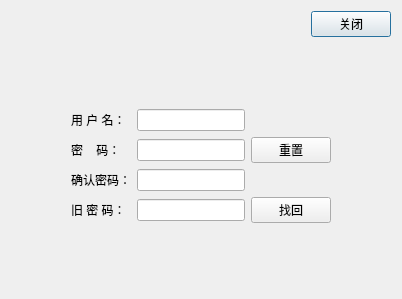
This is play/LoveDiary/forgetpassword.ui in Maxwrt/Program as Qt 5 draws it before an edit. The edited form follows.
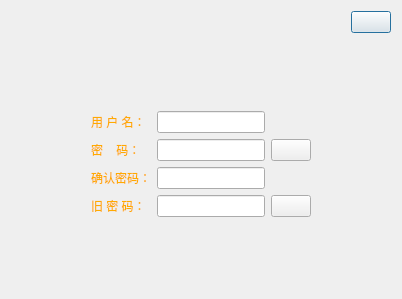
This is the edited form. Icons and pictures are not drawn.

Patch:
```diff
--- a/play/LoveDiary/forgetpassword.ui
+++ b/play/LoveDiary/forgetpassword.ui
@@ -32,13 +32,23 @@
      <item>
       <widget class="QPushButton" name="pushButton_3">
        <property name="sizePolicy">
-        <sizepolicy hsizetype="Fixed" vsizetype="Fixed">
+        <sizepolicy hsizetype="Preferred" vsizetype="Preferred">
          <horstretch>0</horstretch>
          <verstretch>0</verstretch>
         </sizepolicy>
        </property>
+       <property name="whatsThis">
+        <string>&lt;!DOCTYPE HTML PUBLIC &quot;-//W3C//DTD HTML 4.0//EN&quot; &quot;http://www.w3.org/TR/REC-html40/strict.dtd&quot;&gt;
+&lt;html&gt;&lt;head&gt;&lt;meta name=&quot;qrichtext&quot; content=&quot;1&quot; /&gt;&lt;style type=&quot;text/css&quot;&gt;
+p, li { white-space: pre-wrap; }
+&lt;/style&gt;&lt;/head&gt;&lt;body style=&quot; font-family:'SimSun'; font-size:9pt; font-weight:400; font-style:normal;&quot;&gt;
+&lt;p style=&quot; margin-top:0px; margin-bottom:0px; margin-left:0px; margin-right:0px; -qt-block-indent:0; text-indent:0px;&quot;&gt;&lt;span style=&quot; color:#ff0000;&quot;&gt;关闭&lt;/span&gt;&lt;/p&gt;&lt;/body&gt;&lt;/html&gt;</string>
+       </property>
+       <property name="styleSheet">
+        <string notr="true">border-image: url(:/config/close.png);</string>
+       </property>
        <property name="text">
-        <string>关闭</string>
+        <string/>
        </property>
       </widget>
      </item>
@@ -74,6 +84,9 @@
     <layout class="QGridLayout" name="gridLayout">
      <item row="0" column="0">
       <widget class="QLabel" name="label">
+       <property name="styleSheet">
+        <string notr="true">color:rgb(255, 170, 0)</string>
+       </property>
        <property name="text">
         <string>用 户 名：</string>
        </property>
@@ -84,6 +97,9 @@
      </item>
      <item row="1" column="0">
       <widget class="QLabel" name="label_2">
+       <property name="styleSheet">
+        <string notr="true">color: rgb(255, 170, 0);</string>
+       </property>
        <property name="text">
         <string>密    码：</string>
        </property>
@@ -94,13 +110,28 @@
      </item>
      <item row="1" column="2">
       <widget class="QPushButton" name="pushButton">
+       <property name="sizePolicy">
+        <sizepolicy hsizetype="Preferred" vsizetype="Preferred">
+         <horstretch>0</horstretch>
+         <verstretch>0</verstretch>
+        </sizepolicy>
+       </property>
+       <property name="toolTip">
+        <string>&lt;html&gt;&lt;head/&gt;&lt;body&gt;&lt;p&gt;重置密码&lt;/p&gt;&lt;/body&gt;&lt;/html&gt;</string>
+       </property>
+       <property name="styleSheet">
+        <string notr="true">border-image: url(:/config/reset.png);</string>
+       </property>
        <property name="text">
-        <string>重置</string>
+        <string/>
        </property>
       </widget>
      </item>
      <item row="2" column="0">
       <widget class="QLabel" name="label_3">
+       <property name="styleSheet">
+        <string notr="true">color: rgb(255, 170, 0);</string>
+       </property>
        <property name="text">
         <string>确认密码：</string>
        </property>
@@ -111,6 +142,9 @@
      </item>
      <item row="3" column="0">
       <widget class="QLabel" name="label_4">
+       <property name="styleSheet">
+        <string notr="true">color: rgb(255, 170, 0);</string>
+       </property>
        <property name="text">
         <string>旧 密 码：</string>
        </property>
@@ -121,8 +155,20 @@
      </item>
      <item row="3" column="2">
       <widget class="QPushButton" name="pushButton_2">
+       <property name="sizePolicy">
+        <sizepolicy hsizetype="Preferred" vsizetype="Preferred">
+         <horstretch>0</horstretch>
+         <verstretch>0</verstretch>
+        </sizepolicy>
+       </property>
+       <property name="toolTip">
+        <string>&lt;html&gt;&lt;head/&gt;&lt;body&gt;&lt;p&gt;找回密码&lt;/p&gt;&lt;/body&gt;&lt;/html&gt;</string>
+       </property>
+       <property name="styleSheet">
+        <string notr="true">border-image: url(:/config/find.png);</string>
+       </property>
        <property name="text">
-        <string>找回</string>
+        <string/>
        </property>
       </widget>
      </item>
```
Left out of the diff: 6 changed lines with no effect on the pictures.
